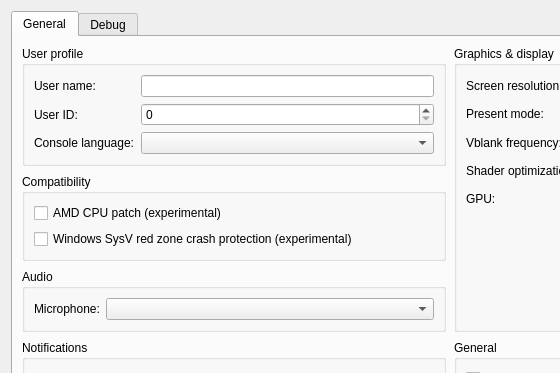
Qt form core/src/launcher/forms/configuration_edit_dialog.ui (Ghael-V/CapyPS5) before a commit; both pictures show x 0 to 560 and y 0 to 373 of the 900 by 623 pixel window.
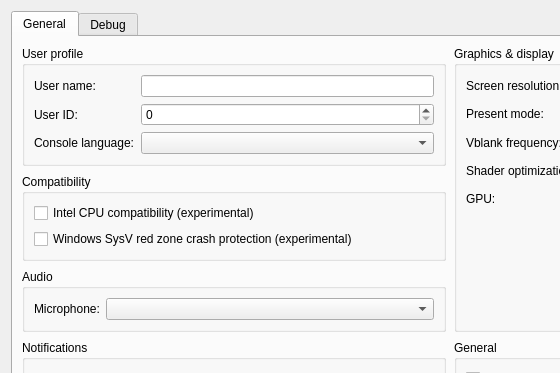
The same form after that commit. Custom widgets are drawn as their Qt base class.

Commit message: launcher: label the AMD CPU patch option Intel CPU compatibility

What changed in the file:
```diff
--- a/core/src/launcher/forms/configuration_edit_dialog.ui
+++ b/core/src/launcher/forms/configuration_edit_dialog.ui
@@ -235,7 +235,7 @@
             <item>
              <widget class="QCheckBox" name="checkBox_amd_cpu">
               <property name="toolTip"><string>Patch CPU instructions that differ between AMD and the host CPU.</string></property>
-              <property name="text"><string>AMD CPU patch (experimental)</string></property>
+              <property name="text"><string>Intel CPU compatibility (experimental)</string></property>
              </widget>
             </item>
             <item>
```
